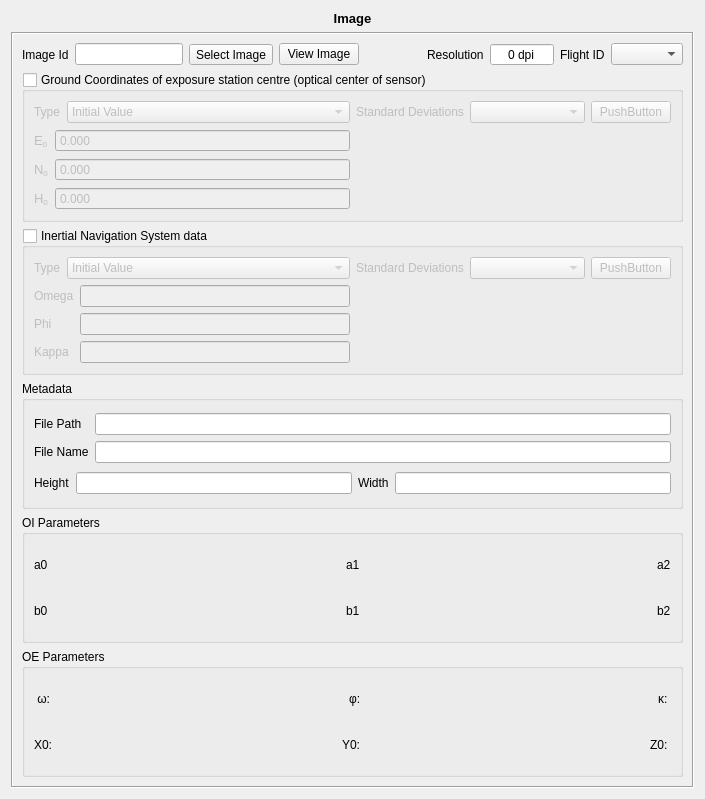
Before: the Qt Designer form qt/formDisplay/ImageLayout.ui in e-foto/e-foto, drawn with Qt 5.
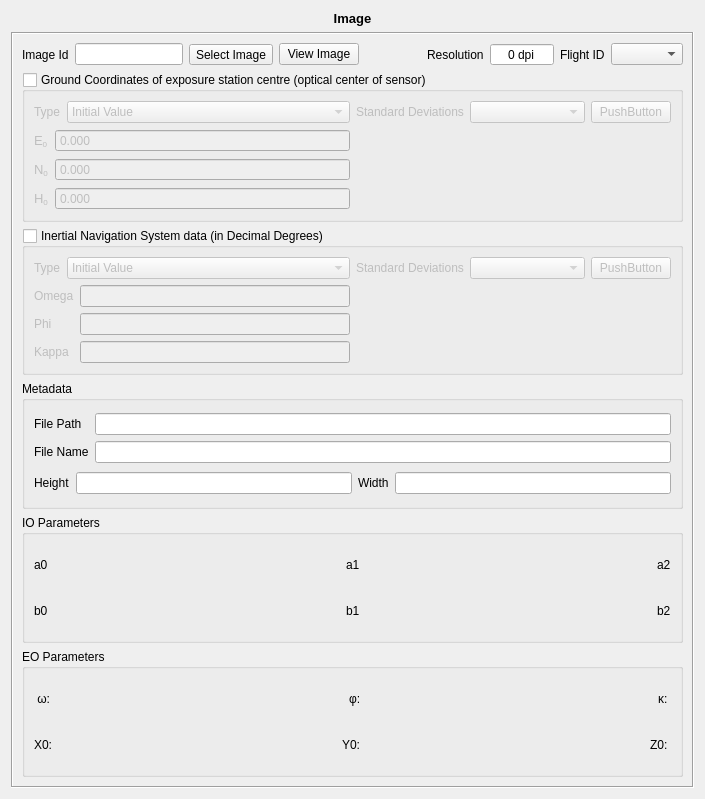
After: the same form once the commit is applied. Custom widgets are drawn as their Qt base class.

Commit message: * With build 369 EO parameters were not written correct in epp file. Corrected. * labels from ImageLayout corrected to "EO parameters" and "IO parameters" (was OE and OI, wrong English). * Added to ImageLayout (in Decimal Degrees) to make clear the unit nedeed for Inertial  Navigation System data. * Code: Deleted methods setEOAvailable and setIOAvailable from class ImageForm. They were deprecated.

Patch:
```diff
--- a/qt/formDisplay/ImageLayout.ui
+++ b/qt/formDisplay/ImageLayout.ui
@@ -348,7 +348,7 @@
          </size>
         </property>
         <property name="title">
-         <string>Inertial Navigation System data</string>
+         <string>Inertial Navigation System data (in Decimal Degrees)</string>
         </property>
         <property name="checkable">
          <bool>true</bool>
@@ -576,7 +576,7 @@
          <bool>true</bool>
         </property>
         <property name="title">
-         <string>OI Parameters</string>
+         <string>IO Parameters</string>
         </property>
         <layout class="QVBoxLayout" name="verticalLayout_12">
          <item>
@@ -691,7 +691,7 @@
       <item>
        <widget class="QGroupBox" name="groupBox_2">
         <property name="title">
-         <string>OE Parameters</string>
+         <string>EO Parameters</string>
         </property>
         <layout class="QHBoxLayout" name="horizontalLayout_16">
          <item>
```
The commit also changes 2 other files.
